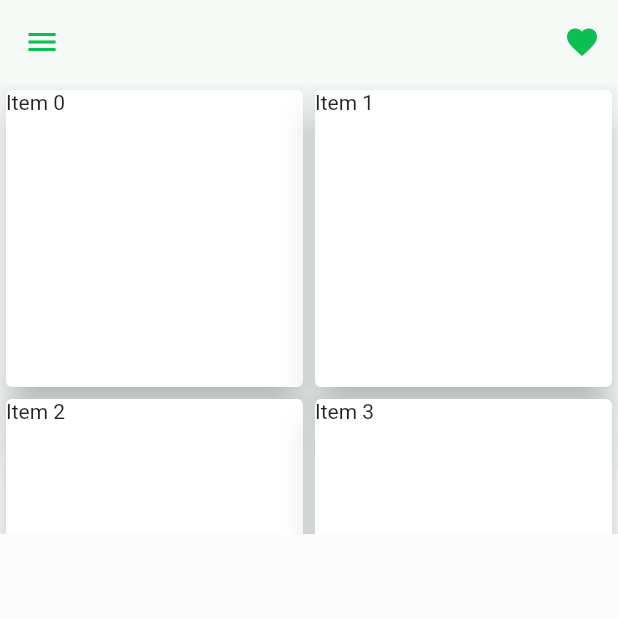
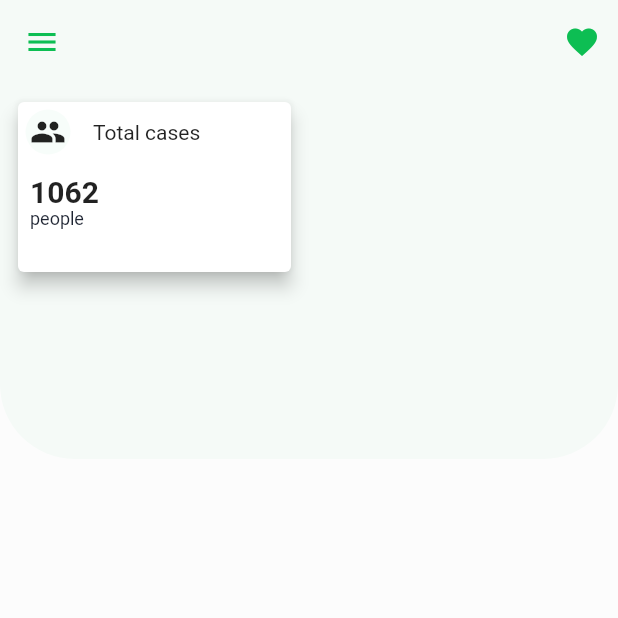
Before and after one commit to GeekHaven/Covid-Tracker, a Flutter app: the screen it shows after launch, on a phone screen of 412 x 824 dp, the top half of it. Run offline on Flutter 3.47's test engine with Material 2 defaults, Android fonts, the light colour scheme and no system bars; our stand-ins replace fl_chart, flutter_svg.

Commit message:
cards updated

```diff
--- a/lib/screens/home.dart
+++ b/lib/screens/home.dart
@@ -1,14 +1,14 @@
 import 'package:covidtracker/constants.dart';
 import 'package:flutter/material.dart';
 import 'package:flutter_svg/svg.dart';
-
+import 'package:fl_chart/fl_chart.dart';
 class HomeScreen extends StatelessWidget {
   @override
   Widget build(BuildContext context) {
     return Scaffold(
       appBar: buildAppBar(),
       body: Container(
-        height: 300,
+        height: 250,
         width: double.infinity,
         decoration: BoxDecoration(
           color: kPrimaryColor.withOpacity(0.03),
@@ -18,16 +18,72 @@ class HomeScreen extends StatelessWidget {
           ),
         ),
         child: GridView(
-          gridDelegate: SliverGridDelegateWithFixedCrossAxisCount(crossAxisCount: 2),
-          children: List.generate(4, (index) {
-            return Card(
-              elevation: 10,
-              child: Text(
-                'Item $index',
+          gridDelegate: SliverGridDelegateWithFixedCrossAxisCount(
+              crossAxisCount: 2, childAspectRatio: 300 / 200),
+          children: <Widget>[
+            Padding(
+              padding: const EdgeInsets.all(8.0),
+              child: Card(
+                child: Column(
+                  children: <Widget>[
+                    Row(
+                      children: <Widget>[
+                        Container(
+                          margin: EdgeInsets.all(5),
+                          alignment: Alignment.center,
+                          height: 30,
+                          width: 30,
+                          decoration: BoxDecoration(
+                              color: kPrimaryColor.withOpacity(0.03),
+                              shape: BoxShape.circle),
+                          child: FittedBox(child: Icon(Icons.people)),
+                        ),
+                        SizedBox(
+                          width: 10,
+                        ),
+                        Text(
+                          'Total cases',
+                          maxLines: 1,
+                          overflow: TextOverflow.ellipsis,
+                        )
+                      ],
+                    ),
+                    Padding(
+                      padding: const EdgeInsets.all(8.0),
+                      child: Row(
+                        children: <Widget>[
+                          RichText(
+                            text: TextSpan(
+                              style: TextStyle(color: kTextColor),
+                              children: [
+                                TextSpan(
+                                  text: '1062\n',
+                                  style: Theme.of(context)
+                                      .textTheme
+                                      .headline6
+                                      .copyWith(
+                                        fontWeight: FontWeight.bold,
+                                      ),
+                                ),
+                                TextSpan(
+                                  text: 'people',
+                                  style: TextStyle(
+                                    fontSize: 12,
+                                  ),
+                                )
+                              ],
+                            ),
+                          ),
 
+                        ],
+                      ),
+                    )
+                  ],
+                ),
+                elevation: 5,
               ),
-            );
-          }),
+            ),
+          ],
         ),
       ),
     );
--- a/pubspec.yaml
+++ b/pubspec.yaml
@@ -29,6 +29,7 @@ dependencies:
   # Use with the CupertinoIcons class for iOS style icons.
   cupertino_icons: ^0.1.3
   flutter_svg: ^0.17.4
+  fl_chart: ^0.9.3
 
 dev_dependencies:
   flutter_test:
```
Also changed, not shown: assets/icons/corona.ttf (added), pubspec.lock.
